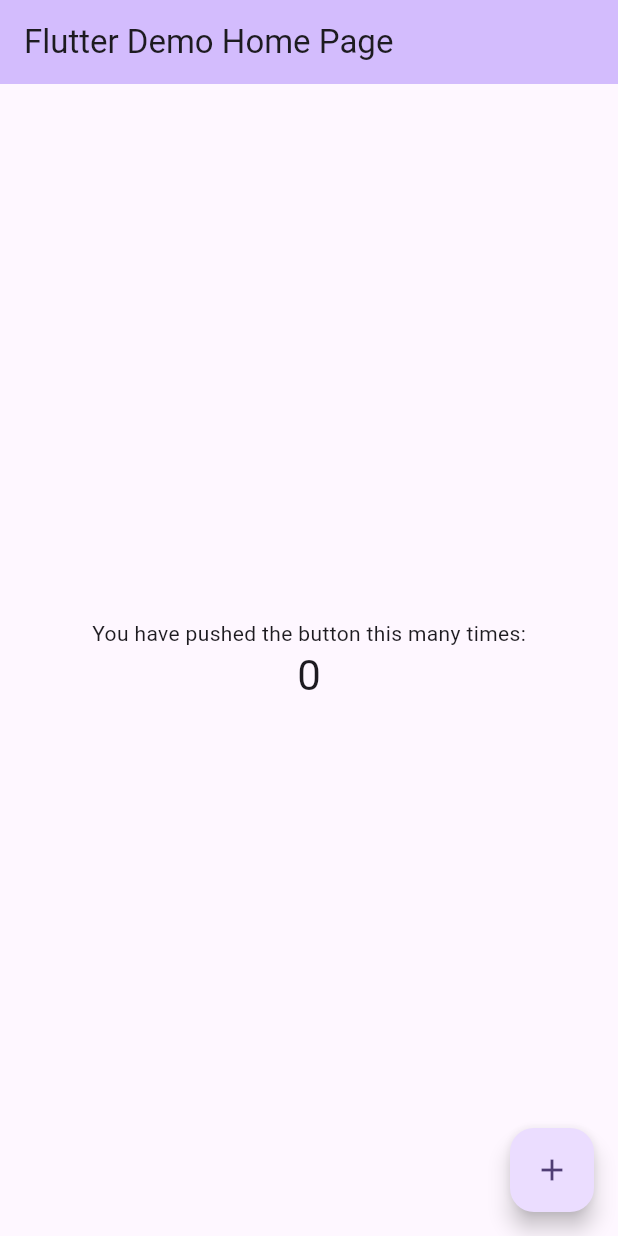
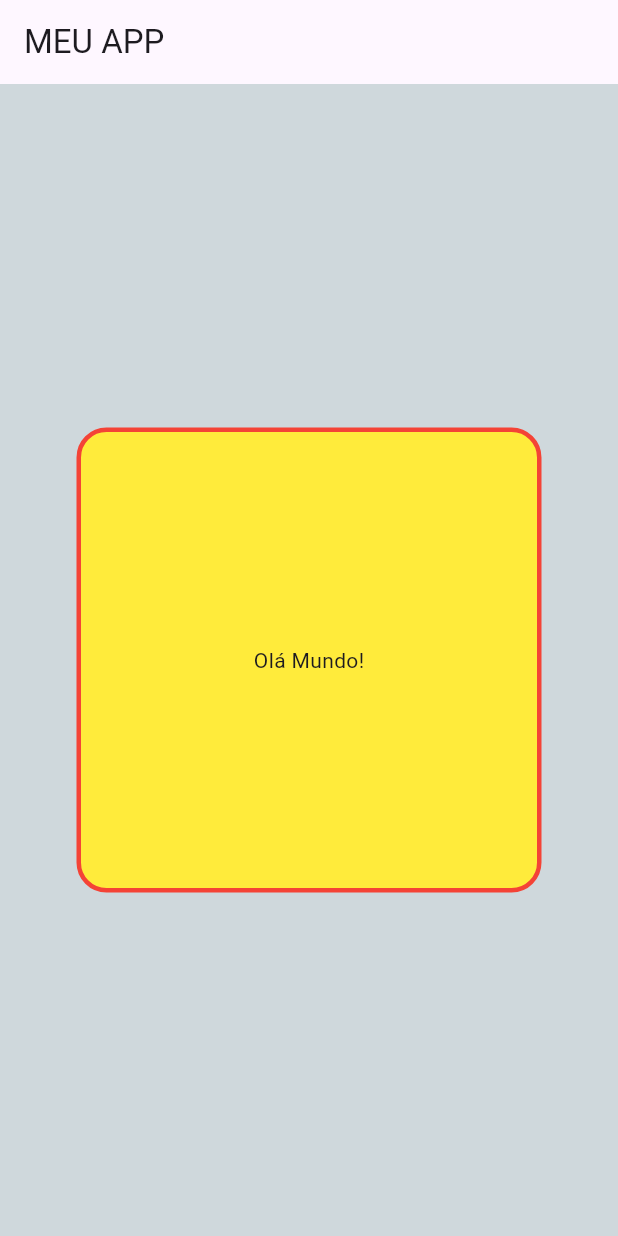
Before and after one commit to sabrina702/ProjetoFlutter2025, a Flutter app: the screen it shows after launch, on a phone screen of 412 x 824 dp. Run offline on Flutter 3.47's test engine with Material 3 defaults, Android fonts, the phone set to English and light mode, and no system bars.

Commit message:
commit 2

```diff
--- /dev/null
+++ b/lib/app.dart
@@ -0,0 +1,15 @@
+import 'package:flutter/material.dart';
+import 'presentation/pages/home_page1.dart';
+
+class MyApp extends StatelessWidget {
+  const MyApp({super.key});
+
+  @override
+  Widget build(BuildContext context) {
+    return MaterialApp(
+      title: 'Meu App',
+      theme: ThemeData(primarySwatch: Colors.blue),
+      home: const HomePage1(),
+    );
+  }
+}
--- a/lib/main.dart
+++ b/lib/main.dart
@@ -1,122 +1,6 @@
 import 'package:flutter/material.dart';
+import 'package:myapp/app.dart';
 
 void main() {
   runApp(const MyApp());
 }
-
-class MyApp extends StatelessWidget {
-  const MyApp({super.key});
-
-  // This widget is the root of your application.
-  @override
-  Widget build(BuildContext context) {
-    return MaterialApp(
-      title: 'Flutter Demo',
-      theme: ThemeData(
-        // This is the theme of your application.
-        //
-        // TRY THIS: Try running your application with "flutter run". You'll see
-        // the application has a purple toolbar. Then, without quitting the app,
-        // try changing the seedColor in the colorScheme below to Colors.green
-        // and then invoke "hot reload" (save your changes or press the "hot
-        // reload" button in a Flutter-supported IDE, or press "r" if you used
-        // the command line to start the app).
-        //
-        // Notice that the counter didn't reset back to zero; the application
-        // state is not lost during the reload. To reset the state, use hot
-        // restart instead.
-        //
-        // This works for code too, not just values: Most code changes can be
-        // tested with just a hot reload.
-        colorScheme: ColorScheme.fromSeed(seedColor: Colors.deepPurple),
-      ),
-      home: const MyHomePage(title: 'Flutter Demo Home Page'),
-    );
-  }
-}
-
-class MyHomePage extends StatefulWidget {
-  const MyHomePage({super.key, required this.title});
-
-  // This widget is the home page of your application. It is stateful, meaning
-  // that it has a State object (defined below) that contains fields that affect
-  // how it looks.
-
-  // This class is the configuration for the state. It holds the values (in this
-  // case the title) provided by the parent (in this case the App widget) and
-  // used by the build method of the State. Fields in a Widget subclass are
-  // always marked "final".
-
-  final String title;
-
-  @override
-  State<MyHomePage> createState() => _MyHomePageState();
-}
-
-class _MyHomePageState extends State<MyHomePage> {
-  int _counter = 0;
-
-  void _incrementCounter() {
-    setState(() {
-      // This call to setState tells the Flutter framework that something has
-      // changed in this State, which causes it to rerun the build method below
-      // so that the display can reflect the updated values. If we changed
-      // _counter without calling setState(), then the build method would not be
-      // called again, and so nothing would appear to happen.
-      _counter++;
-    });
-  }
-
-  @override
-  Widget build(BuildContext context) {
-    // This method is rerun every time setState is called, for instance as done
-    // by the _incrementCounter method above.
-    //
-    // The Flutter framework has been optimized to make rerunning build methods
-    // fast, so that you can just rebuild anything that needs updating rather
-    // than having to individually change instances of widgets.
-    return Scaffold(
-      appBar: AppBar(
-        // TRY THIS: Try changing the color here to a specific color (to
-        // Colors.amber, perhaps?) and trigger a hot reload to see the AppBar
-        // change color while the other colors stay the same.
-        backgroundColor: Theme.of(context).colorScheme.inversePrimary,
-        // Here we take the value from the MyHomePage object that was created by
-        // the App.build method, and use it to set our appbar title.
-        title: Text(widget.title),
-      ),
-      body: Center(
-        // Center is a layout widget. It takes a single child and positions it
-        // in the middle of the parent.
-        child: Column(
-          // Column is also a layout widget. It takes a list of children and
-          // arranges them vertically. By default, it sizes itself to fit its
-          // children horizontally, and tries to be as tall as its parent.
-          //
-          // Column has various properties to control how it sizes itself and
-          // how it positions its children. Here we use mainAxisAlignment to
-          // center the children vertically; the main axis here is the vertical
-          // axis because Columns are vertical (the cross axis would be
-          // horizontal).
-          //
-          // TRY THIS: Invoke "debug painting" (choose the "Toggle Debug Paint"
-          // action in the IDE, or press "p" in the console), to see the
-          // wireframe for each widget.
-          mainAxisAlignment: MainAxisAlignment.center,
-          children: <Widget>[
-            const Text('You have pushed the button this many times:'),
-            Text(
-              '$_counter',
-              style: Theme.of(context).textTheme.headlineMedium,
-            ),
-          ],
-        ),
-      ),
-      floatingActionButton: FloatingActionButton(
-        onPressed: _incrementCounter,
-        tooltip: 'Increment',
-        child: const Icon(Icons.add),
-      ), // This trailing comma makes auto-formatting nicer for build methods.
-    );
-  }
-}
--- /dev/null
+++ b/lib/presentation/pages/home_page1.dart
@@ -0,0 +1,32 @@
+import 'package:flutter/material.dart';
+
+class HomePage1 extends StatelessWidget {
+  const HomePage1({super.key});
+
+  @override
+  Widget build(BuildContext context) {
+    return Scaffold(
+      appBar: AppBar(
+        title: const Text("MEU APP"),
+      ),
+      body: Center(
+        child: Container(
+          width: 310,
+          height: 310,
+          decoration: BoxDecoration(
+            color: Colors.yellow,
+            border: Border.all(
+              color: Colors.red,
+              width: 3,
+            ),
+            borderRadius: BorderRadius.circular(20),
+          ),
+          child: const Center(
+            child: Text("Olá Mundo!"),
+          ),
+        ),
+      ),
+      backgroundColor: Colors.blueGrey[100],
+    );
+  }
+}
```
Also changed, not shown: lib/presentation/pages/home_page2.dart (added, +40 -0 lines), lib/presentation/pages/home_page3.dart (added, +29 -0 lines), lib/presentation/pages/home_page4.dart (added, +43 -0 lines), lib/presentation/pages/home_page5.dart (added, +39 -0 lines), lib/presentation/pages/home_page6.dart (added, +41 -0 lines), lib/presentation/pages/home_page7.dart (added, +78 -0 lines), lib/presentation/pages/home_page8.dart (added, +51 -0 lines), 1 other file.
